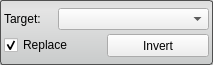
First picture: the form in Interface/ToolInterface/InvertToolInterface.ui, repository jessdtate/Seg3D, before the edit.
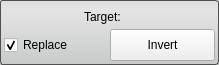
Second picture: the form after the edit.

Commit message: updates to all the tools to incorporate smart comboboxes that keep in sync with the appropriate data layer type among other tweaks

The edit to the form file:
```diff
--- a/Interface/ToolInterface/InvertToolInterface.ui
+++ b/Interface/ToolInterface/InvertToolInterface.ui
@@ -6,7 +6,7 @@
    <rect>
     <x>0</x>
     <y>0</y>
-    <width>213</width>
+    <width>219</width>
     <height>65</height>
    </rect>
   </property>
@@ -46,39 +46,41 @@
     <number>4</number>
    </property>
    <item>
-    <layout class="QHBoxLayout" name="activeHLayout" stretch="1,3">
+    <layout class="QHBoxLayout" name="activeHLayout" stretch="1">
      <property name="spacing">
       <number>4</number>
      </property>
      <item>
       <widget class="QLabel" name="activeLabel">
        <property name="sizePolicy">
-        <sizepolicy hsizetype="Preferred" vsizetype="Preferred">
+        <sizepolicy hsizetype="Fixed" vsizetype="Preferred">
          <horstretch>0</horstretch>
          <verstretch>0</verstretch>
         </sizepolicy>
        </property>
+       <property name="minimumSize">
+        <size>
+         <width>50</width>
+         <height>0</height>
+        </size>
+       </property>
        <property name="text">
         <string>Target:</string>
        </property>
       </widget>
      </item>
-     <item>
-      <widget class="QComboBox" name="targetComboBox">
-       <property name="sizeAdjustPolicy">
-        <enum>QComboBox::AdjustToMinimumContentsLength</enum>
-       </property>
-       <property name="minimumContentsLength">
-        <number>12</number>
-       </property>
-      </widget>
-     </item>
     </layout>
    </item>
    <item>
     <layout class="QHBoxLayout" name="replaceInvertLayout">
      <item>
       <widget class="QCheckBox" name="replaceCheckBox">
+       <property name="minimumSize">
+        <size>
+         <width>0</width>
+         <height>32</height>
+        </size>
+       </property>
        <property name="text">
         <string>Replace</string>
        </property>
@@ -89,10 +91,16 @@
      </item>
      <item>
       <widget class="QPushButton" name="invertButton">
+       <property name="minimumSize">
+        <size>
+         <width>0</width>
+         <height>32</height>
+        </size>
+       </property>
        <property name="maximumSize">
         <size>
          <width>16777215</width>
-         <height>23</height>
+         <height>32</height>
         </size>
        </property>
        <property name="text">
```
The commit also changes 105 other files.
